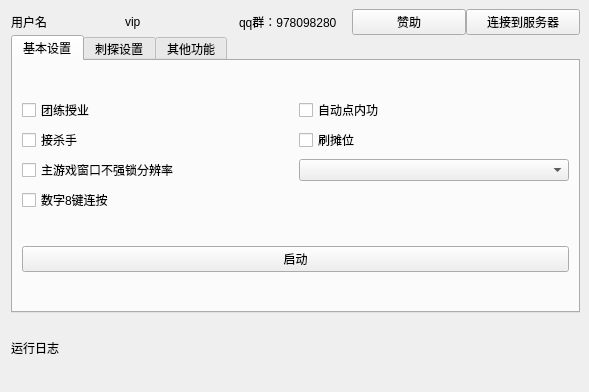
Old version of the form qt_ui/main.ui in the repository nathonNot/game_robot.
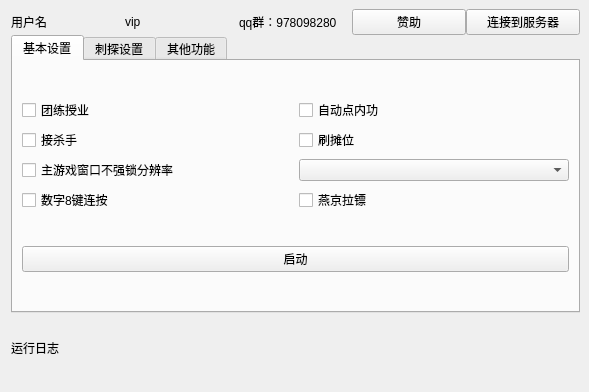
New version of the form. The open tabs and pages were chosen to show the change.

Commit message: 拉镖提交

```diff
--- a/qt_ui/main.ui
+++ b/qt_ui/main.ui
@@ -131,6 +131,13 @@
            </property>
           </widget>
          </item>
+         <item row="3" column="1">
+          <widget class="QCheckBox" name="cb_labiao">
+           <property name="text">
+            <string>燕京拉镖</string>
+           </property>
+          </widget>
+         </item>
         </layout>
        </item>
        <item>
```
Left out of the diff: 2 changed lines with no effect on the pictures. The commit also changes 18 other files.
